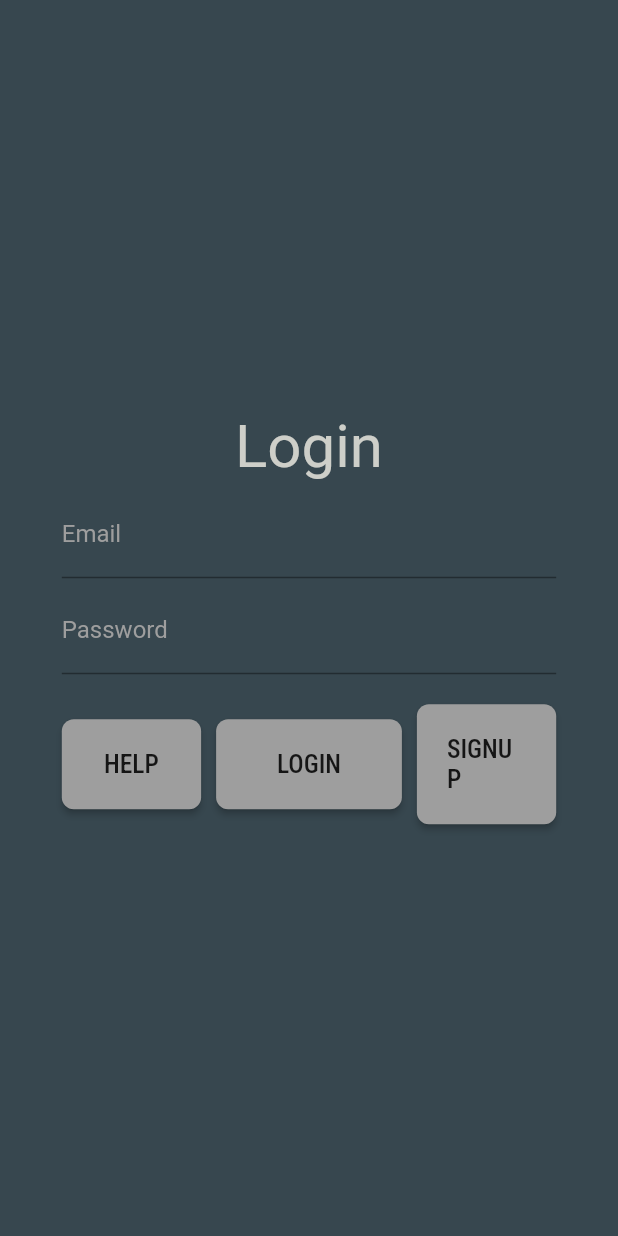
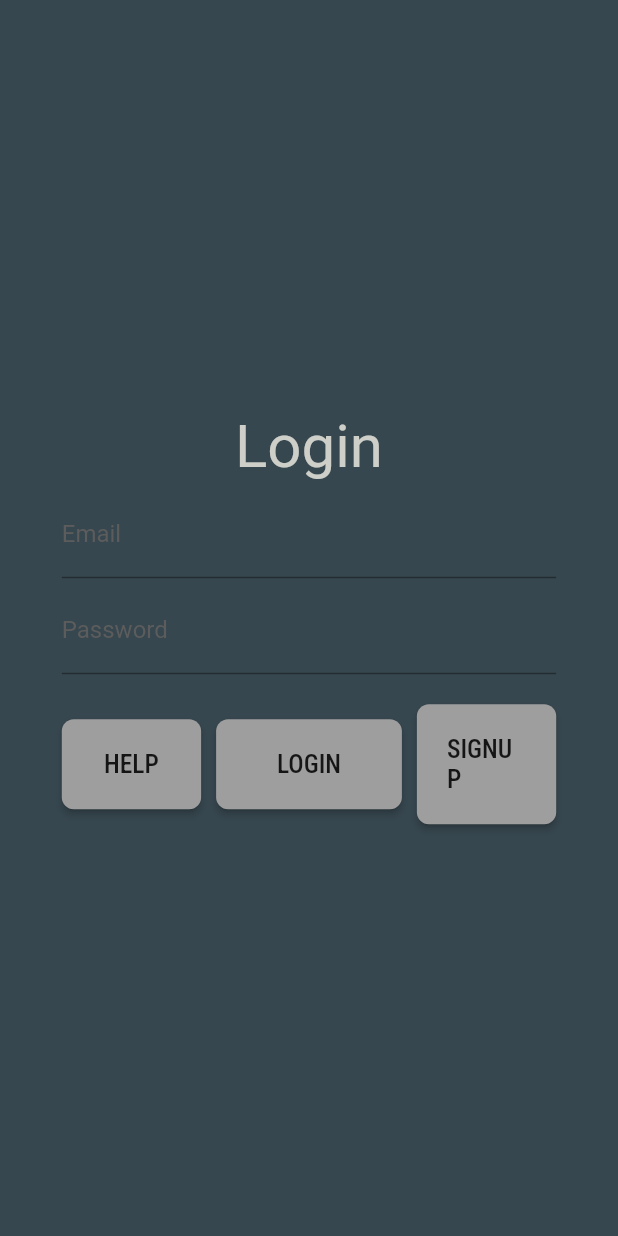
Before and after one commit to SendGram/SendgramBank, a Flutter app: the screen it shows after launch, on a phone screen of 412 x 824 dp. Run offline on Flutter 3.47's test engine with Material 2 defaults, Android fonts, the light colour scheme and no system bars; our stand-ins replace bloc, dio, flutter_bloc, google_fonts, hive, validators; missing offline and left inert: jwt_decode; accounts and stored records are empty; Roboto replaces fonts that are missing (Oxygen).

Commit message:
ALTER: change primary and hint color

```diff
--- a/sendgrambank/lib/main.dart
+++ b/sendgrambank/lib/main.dart
@@ -41,7 +41,7 @@ class MyApp extends StatelessWidget {
     return MaterialApp(
       title: 'SendgramBank',
       theme: ThemeData(
-          primaryColor: Color(0xffcfcfcf), hintColor: Color(0xff9e9e9e)),
+          primaryColor: Color(0xff39A0ED), hintColor: Color(0xff5C5C5C)),
       home: BlocBuilder<AuthenticationBloc, AuthState>(
         builder: (context, state) {
           if (state is AuthenticatedState) {
```
